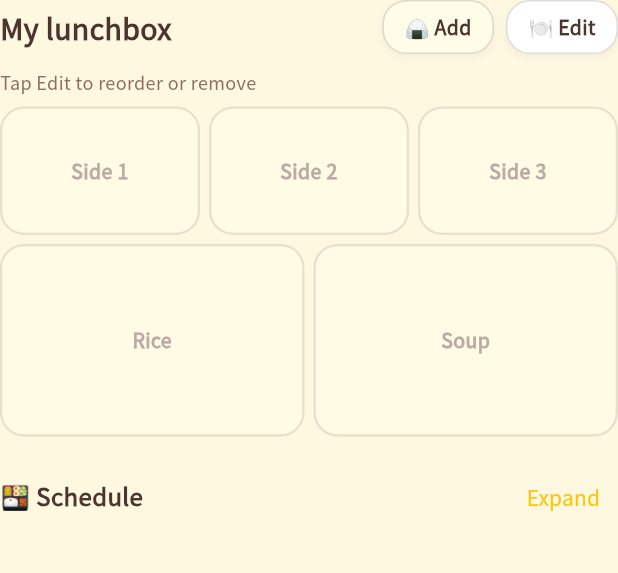
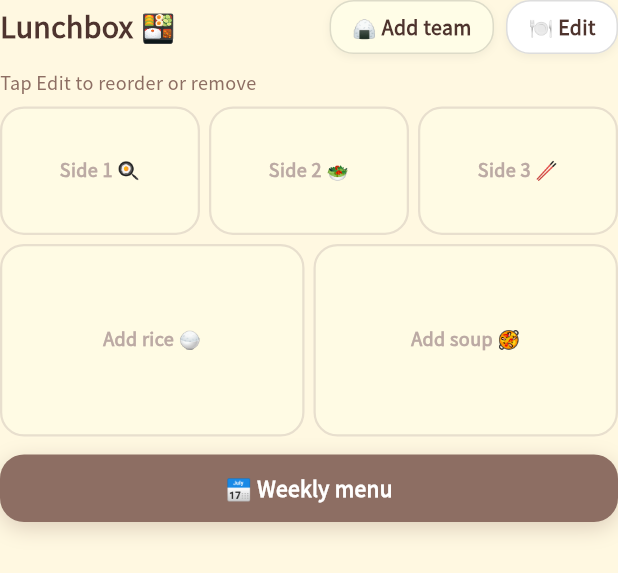
Before and after one commit to nulloongzi/null_oongzi-do-app, a Flutter app: the LunchboxScreen widget shown alone on an empty page, opened directly, on a phone screen of 412 x 824 dp. Shown: the top 573 px of the screen. Run offline on Flutter 3.47's test engine with Material 3 defaults, Android fonts, the phone set to English and light mode, and no system bars; our stand-ins replace app_links, cloud_firestore, cloud_functions, firebase_analytics, firebase_auth, firebase_core and 9 more; missing offline and left inert: appinio_social_share, flutter_naver_map; accounts and stored records are empty; network calls fail.

Commit message:
fix(lunchbox): 칸별 이모지·문구를 웹과 동일하게 + 식단표 토글 버튼 매칭
빠져 있던 웹 이모지/문구 복원(의도된 생략 아님).

- 빈칸 placeholder: 밥을\n담아주세요🍚 / 국을\n담아주세요🥘 / 반찬1🍳·2🥗·3🥢
- 타이틀: '내 도시락' → '도시락 🍱' (웹 lb_title)
- 식단표: 잘못 들어간 🍱 → 웹과 동일한 '📅 식단표 (스케줄 확인)'
  + 열림 시 '📅 식단표 접기' 라벨 전환
- 식단표 토글을 웹 .diet-toggle-btn처럼 갈색 풀폭 버튼으로 교체
- 빈칸 글자 12px(웹 .lb-cell.empty), lb_add EN 'Add team'

```diff
--- a/lib/l10n/strings.dart
+++ b/lib/l10n/strings.dart
@@ -92,8 +92,9 @@ const Map<String, Map<String, String>> kStrings = {
   'nickname_done': {'ko': '닉네임 변경 완료!', 'en': 'Nickname updated!'},
 
   // 도시락
-  'lunchbox_title': {'ko': '내 도시락', 'en': 'My lunchbox'},
-  'lb_diet': {'ko': '🍱 식단표', 'en': '🍱 Schedule'},
+  'lunchbox_title': {'ko': '도시락 🍱', 'en': 'Lunchbox 🍱'},
+  'lb_diet': {'ko': '📅 식단표 (스케줄 확인)', 'en': '📅 Weekly menu'},
+  'lb_diet_collapse': {'ko': '📅 식단표 접기', 'en': '📅 Hide weekly menu'},
   'expand': {'ko': '펼치기', 'en': 'Expand'},
   'collapse': {'ko': '접기', 'en': 'Collapse'},
   'add_custom': {'ko': '커스텀 팀 추가', 'en': 'Add custom team'},
@@ -115,11 +116,11 @@ const Map<String, Map<String, String>> kStrings = {
   'reel_peek_none': {'ko': '이 팀은 아직 릴스가 없어요', 'en': 'No reel for this team yet'},
   'detail_pull_hint': {'ko': '▴ 위로 올려 시간표 보기', 'en': '▴ Pull up for schedule'},
   'detail_collapse_hint': {'ko': '▾ 접기', 'en': '▾ Collapse'},
-  'lb_slot_rice': {'ko': '밥', 'en': 'Rice'},
-  'lb_slot_soup': {'ko': '국', 'en': 'Soup'},
-  'lb_slot_side1': {'ko': '반찬 1', 'en': 'Side 1'},
-  'lb_slot_side2': {'ko': '반찬 2', 'en': 'Side 2'},
-  'lb_slot_side3': {'ko': '반찬 3', 'en': 'Side 3'},
+  'lb_slot_rice': {'ko': '밥을\n담아주세요🍚', 'en': 'Add rice 🍚'},
+  'lb_slot_soup': {'ko': '국을\n담아주세요🥘', 'en': 'Add soup 🥘'},
+  'lb_slot_side1': {'ko': '반찬1🍳', 'en': 'Side 1 🍳'},
+  'lb_slot_side2': {'ko': '반찬2🥗', 'en': 'Side 2 🥗'},
+  'lb_slot_side3': {'ko': '반찬3🥢', 'en': 'Side 3 🥢'},
   'lb_save_fail': {'ko': '저장 실패', 'en': 'Save failed'},
   'lb_save_err': {'ko': '저장에 실패했어요. 잠시 후 다시 시도해 주세요', 'en': 'Save failed. Please try again.'},
   'err_anon_auth': {'ko': '로그인 처리에 실패했어요. 잠시 후 다시 시도해 주세요', 'en': 'Sign-in failed. Please try again shortly.'},
@@ -147,7 +148,7 @@ const Map<String, Map<String, String>> kStrings = {
   'lb_reorder_hint': {'ko': '칸을 탭해 순서 바꾸기 · ✕ 빼기', 'en': 'Tap slots to reorder · ✕ remove'},
   'lb_reorder_pick': {'ko': '바꿀 칸을 한 번 더 탭하세요', 'en': 'Tap another slot to swap'},
   'lb_edit': {'ko': '편집', 'en': 'Edit'},
-  'lb_add': {'ko': '🍙 직접추가', 'en': '🍙 Add'},
+  'lb_add': {'ko': '🍙 직접추가', 'en': '🍙 Add team'},
   'lb_done': {'ko': '완료', 'en': 'Done'},
   'lb_edit_hint': {'ko': '‘편집’을 눌러 순서 변경·빼기', 'en': 'Tap Edit to reorder or remove'},
   'no_saved_team': {'ko': '아직 찜한 팀이 없어요', 'en': 'No saved teams yet'},
--- a/lib/screens/lunchbox_screen.dart
+++ b/lib/screens/lunchbox_screen.dart
@@ -292,20 +292,32 @@ class _LunchboxScreenState extends State<LunchboxScreen> {
               ),
             ),
             _bentoGrid(),
-            const SizedBox(height: 16),
-            Row(
-              children: [
-                Text(t('lb_diet'),
-                    style: const TextStyle(
-                        fontWeight: FontWeight.w800,
-                        fontSize: 16,
-                        color: NurungjiColors.dark)),
-                const Spacer(),
-                TextButton(
-                  onPressed: () => setState(() => _showDiet = !_showDiet),
-                  child: Text(_showDiet ? t('collapse') : t('expand')),
+            const SizedBox(height: 12),
+            // 식단표 토글(웹 .diet-toggle-btn): 갈색 풀폭 버튼, 열림에 따라 라벨 전환
+            BounceTap(
+              onTap: () => setState(() => _showDiet = !_showDiet),
+              child: Container(
+                width: double.infinity,
+                padding: const EdgeInsets.symmetric(vertical: 12),
+                alignment: Alignment.center,
+                decoration: BoxDecoration(
+                  color: NurungjiColors.brown,
+                  borderRadius: BorderRadius.circular(16),
+                  boxShadow: const [
+                    BoxShadow(
+                        color: Color(0x4D8D6E63),
+                        blurRadius: 12,
+                        offset: Offset(0, 4)),
+                  ],
                 ),
-              ],
+                child: Text(
+                  _showDiet ? t('lb_diet_collapse') : t('lb_diet'),
+                  style: const TextStyle(
+                      color: Colors.white,
+                      fontWeight: FontWeight.w700,
+                      fontSize: 14),
+                ),
+              ),
             ),
             // 식단표 아코디언 애니메이션(웹 height transition 대응)
             AnimatedSize(
@@ -314,7 +326,10 @@ class _LunchboxScreenState extends State<LunchboxScreen> {
               alignment: Alignment.topCenter,
               clipBehavior: Clip.hardEdge,
               child: _showDiet
-                  ? DietGrid(teams: _dietTeams())
+                  ? Padding(
+                      padding: const EdgeInsets.only(top: 12),
+                      child: DietGrid(teams: _dietTeams()),
+                    )
                   : const SizedBox(width: double.infinity, height: 0),
             ),
           ],
@@ -476,7 +491,8 @@ class _LunchboxScreenState extends State<LunchboxScreen> {
                   maxLines: 2,
                   overflow: TextOverflow.ellipsis,
                   style: TextStyle(
-                    fontSize: 13,
+                    fontSize: filled ? 13 : 12, // 빈칸=웹 .lb-cell.empty 12px
+                    height: 1.4,
                     fontWeight: filled ? FontWeight.w700 : FontWeight.w600,
                     color:
                         filled ? NurungjiColors.dark : const Color(0xFFBCAAA4),
```
